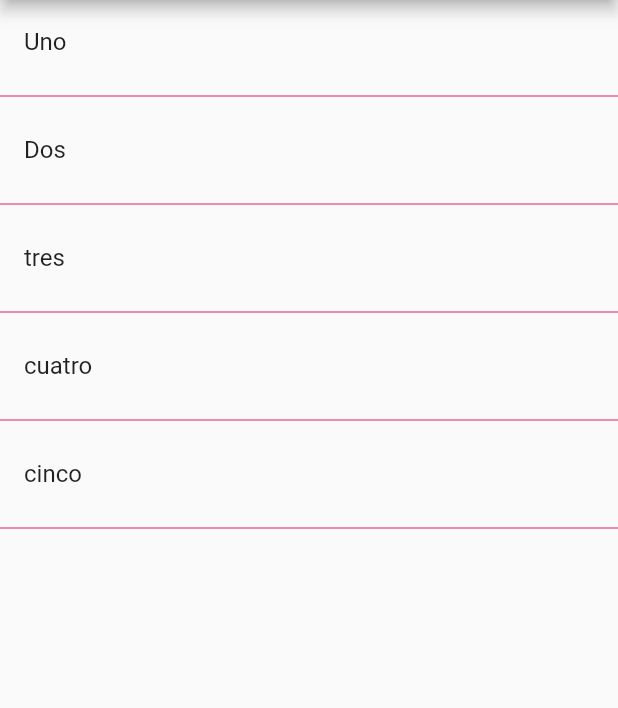
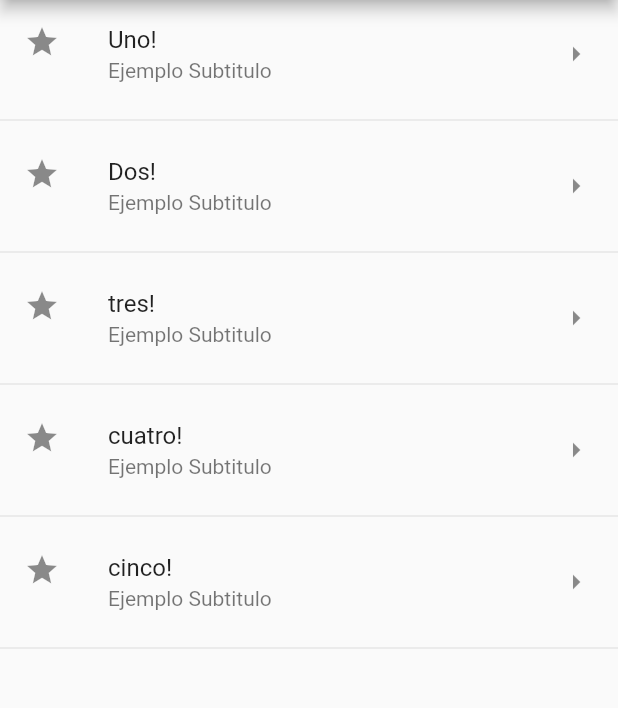
Before and after one commit to JoseCima/componentes, a Flutter app: the screen it shows after launch, on a phone screen of 412 x 824 dp, the part 84-792 px from its top. Run offline on Flutter 3.47's test engine with Material 2 defaults, Android fonts, the phone set to English and light mode, and no system bars.

Commit message:
Metodo Map de las listas y ListTitle

```diff
--- a/lib/src/pages/home_temp.dart
+++ b/lib/src/pages/home_temp.dart
@@ -12,7 +12,8 @@ final opciones  = ['Uno', 'Dos','tres', 'cuatro', 'cinco'];
         title: Text('Componentes Temp by JoseCima'),
       ),
       body: ListView(
-        children: _crearItems()
+        //children: _crearItems()
+        children: _crearItemsCorta()
       ),
     );
 
@@ -37,7 +38,22 @@ final opciones  = ['Uno', 'Dos','tres', 'cuatro', 'cinco'];
 
   List<Widget> _crearItemsCorta(){
 
-    return [];
+    return opciones.map( ( item ) {
+
+    return Column(
+      children: [
+        ListTile(
+          title: Text(item+ '!'),
+          subtitle: Text('Ejemplo Subtitulo'),
+          leading: Icon(Icons.star),
+          trailing: Icon(Icons.arrow_right),
+          onTap: (){},//pareciera que podemos hacer click
+          ),
+          Divider()
+      ],
+    );
+
+    }).toList();
   }
 
 }
```
